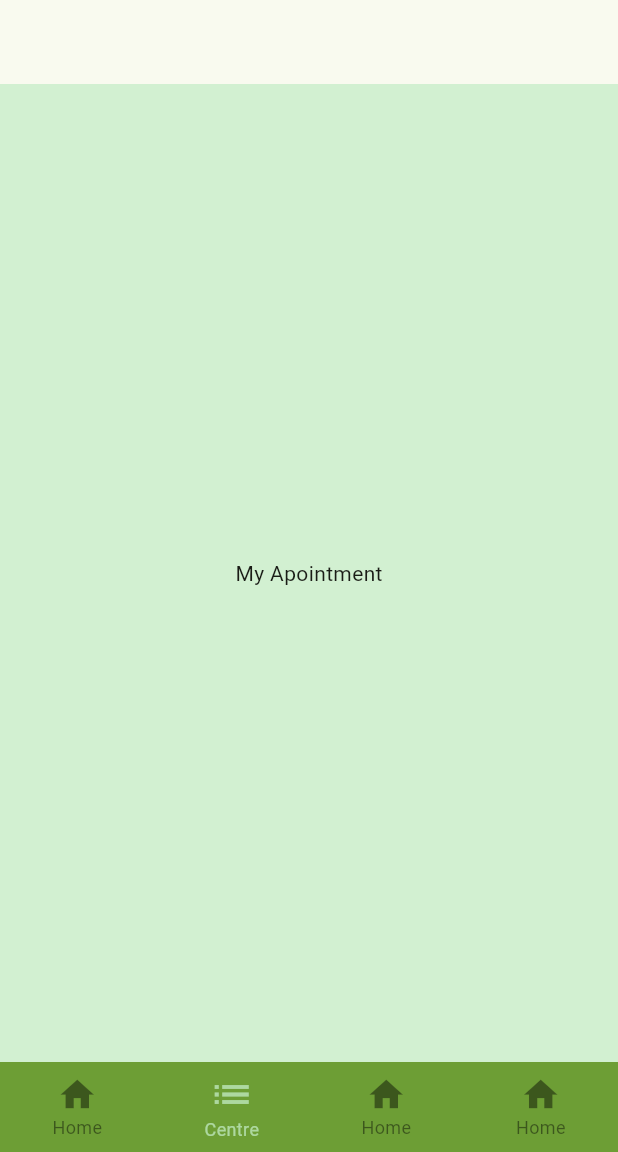
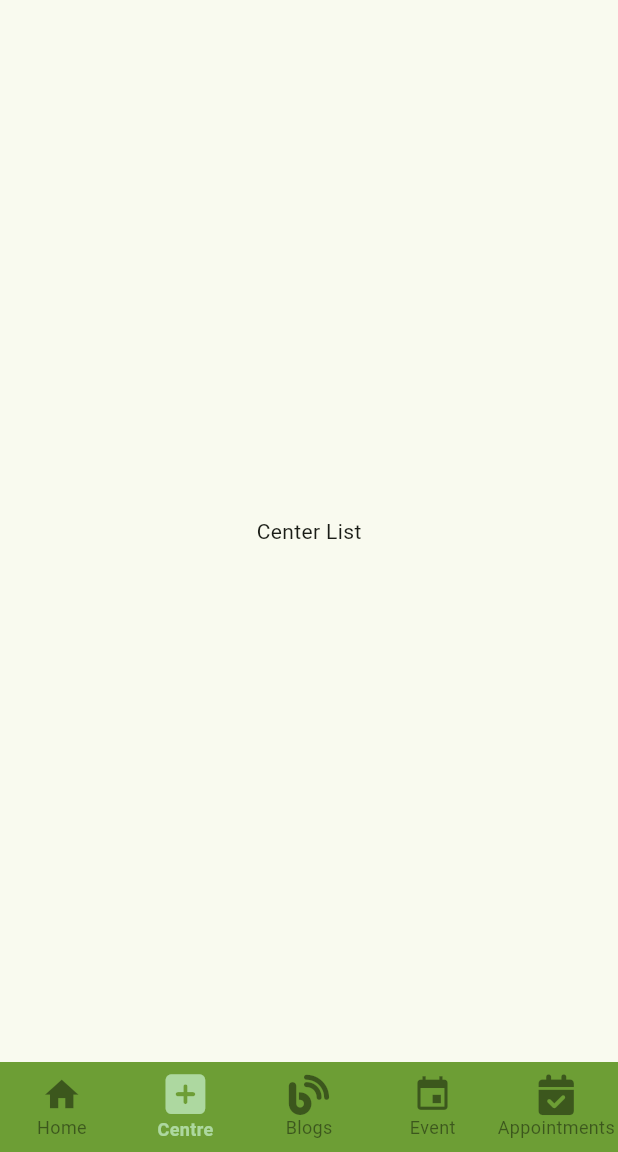
Before and after one commit to Keshav-Var/Nasha-Mukt-Bharat-App, a Flutter app: the screen it shows after launch, item 2 of the bottom bar chosen, after a tap on "Home", after a tap on "Centre", on a phone screen of 412 x 824 dp, the part 84-1236 px from its top. Run offline on Flutter 3.47's test engine with Material 3 defaults, Android fonts, the phone set to English and light mode, and no system bars; our stand-ins replace font_awesome_flutter.

Commit message:
bottom navigation

```diff
--- a/lib/homepage/bottom_navigation_bar.dart
+++ b/lib/homepage/bottom_navigation_bar.dart
@@ -1,4 +1,5 @@
 import 'package:flutter/material.dart';
+import 'package:font_awesome_flutter/font_awesome_flutter.dart';
 
 class BottomNavigation extends StatelessWidget {
   final void Function(int) callback;
@@ -15,30 +16,37 @@ class BottomNavigation extends StatelessWidget {
           mainAxisAlignment: MainAxisAlignment.spaceEvenly,
           children: <Widget>[
             NavigationItem(
-              id: 1,
+              id: 0,
               title: "Home",
               icon: Icons.home,
+              callback: callback,
+              selected: (selectedItem == 0),
+            ),
+            NavigationItem(
+              id: 1,
+              title: "Centre",
+              icon: FontAwesomeIcons.solidSquarePlus,
               callback: callback,
               selected: (selectedItem == 1),
             ),
             NavigationItem(
               id: 2,
-              title: "Centre",
-              icon: Icons.list,
+              title: "Blogs",
+              icon: FontAwesomeIcons.blog,
               callback: callback,
               selected: (selectedItem == 2),
             ),
             NavigationItem(
               id: 3,
-              title: "Home",
-              icon: Icons.home,
+              title: "Event",
+              icon: Icons.event,
               callback: callback,
               selected: (selectedItem == 3),
             ),
             NavigationItem(
               id: 4,
-              title: "Home",
-              icon: Icons.home,
+              title: "Appointments",
+              icon: FontAwesomeIcons.solidCalendarCheck,
               callback: callback,
               selected: (selectedItem == 4),
             ),
@@ -79,6 +87,7 @@ class NavigationItem extends StatelessWidget {
                     ? const Color.fromARGB(189, 196, 236, 198)
                     : Colors.black45,
                 size: selected ? 30 : 27,
+                weight: selected ? 800 : 400,
               ),
               Text(
                 title,
@@ -87,6 +96,7 @@ class NavigationItem extends StatelessWidget {
                       ? const Color.fromARGB(189, 196, 236, 198)
                       : Colors.black45,
                   fontSize: 12,
+                  fontWeight: selected ? FontWeight.w600 : FontWeight.w400,
                 ),
               ),
             ],
--- a/lib/homepage/drawer.dart
+++ b/lib/homepage/drawer.dart
@@ -14,31 +14,25 @@ class MyDrawer extends StatelessWidget {
           ListItem(
             title: "Login",
             icon: Icons.login,
-            id: 1,
-            callback: switchScreen,
-          ),
-          ListItem(
-            title: "My Appointment",
-            icon: Icons.app_registration_outlined,
-            id: 2,
+            id: 5,
             callback: switchScreen,
           ),
           ListItem(
             title: "My records",
             icon: FontAwesomeIcons.clipboard,
-            id: 3,
+            id: 6,
             callback: switchScreen,
           ),
           ListItem(
             title: "Events",
             icon: Icons.event,
-            id: 4,
+            id: 3,
             callback: switchScreen,
           ),
           ListItem(
             title: "Blog",
             icon: FontAwesomeIcons.blog,
-            id: 5,
+            id: 2,
             callback: switchScreen,
           ),
         ],
--- a/lib/homepage/home_page.dart
+++ b/lib/homepage/home_page.dart
@@ -2,6 +2,7 @@ import 'package:flutter/material.dart';
 import 'package:mini_project/pages/blog_page.dart';
 import 'package:mini_project/homepage/bottom_navigation_bar.dart';
 import 'package:mini_project/homepage/drawer.dart';
+import 'package:mini_project/pages/center_list_page.dart';
 import 'package:mini_project/pages/events_page.dart';
 import 'package:mini_project/homepage/first_page.dart';
 import 'package:mini_project/pages/login_page.dart';
@@ -18,11 +19,12 @@ class HomePage extends StatefulWidget {
 class _HomePageState extends State<HomePage> {
   static const List screens = <Widget>[
     FirstPage(),
+    CenterListPage(),
+    Blog(),
+    Events(),
+    MyApointment(),
     LoginPage(),
-    MyApointment(),
     MyRecords(),
-    Events(),
-    Blog(),
   ];
   Widget currScreen = screens[0];
   int selectedInBottomNav = 1;
--- /dev/null
+++ b/lib/pages/center_list_page.dart
@@ -0,0 +1,12 @@
+import 'package:flutter/material.dart';
+
+class CenterListPage extends StatelessWidget {
+  const CenterListPage({super.key});
+
+  @override
+  Widget build(BuildContext context) {
+    return const Center(
+      child: Text("Center List"),
+    );
+  }
+}
```
